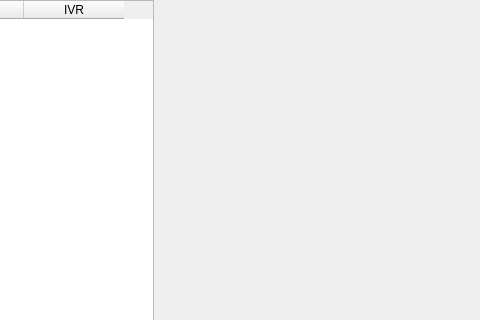
First picture: the form in src/app/watchlisttab.ui, repository kubawoo/cutetrader, before the edit; both pictures show x 287 to 767 and y 0 to 320 of the 1024 by 512 pixel window.
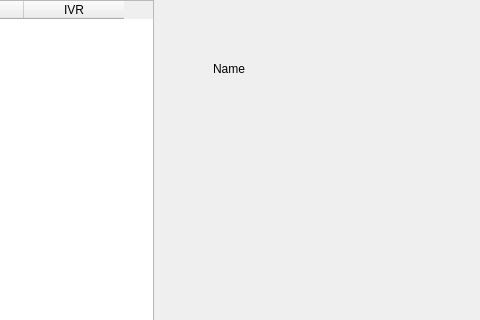
Second picture: the form after the edit.

```diff
--- a/src/app/watchlisttab.ui
+++ b/src/app/watchlisttab.ui
@@ -72,6 +72,32 @@
     <string>Delete</string>
    </property>
   </widget>
+  <widget class="QLabel" name="label">
+   <property name="geometry">
+    <rect>
+     <x>500</x>
+     <y>60</y>
+     <width>54</width>
+     <height>17</height>
+    </rect>
+   </property>
+   <property name="text">
+    <string>Name</string>
+   </property>
+  </widget>
+  <widget class="QLabel" name="nameLabel">
+   <property name="geometry">
+    <rect>
+     <x>590</x>
+     <y>60</y>
+     <width>361</width>
+     <height>17</height>
+    </rect>
+   </property>
+   <property name="text">
+    <string>&lt;none&gt;</string>
+   </property>
+  </widget>
  </widget>
  <resources/>
  <connections/>
```
